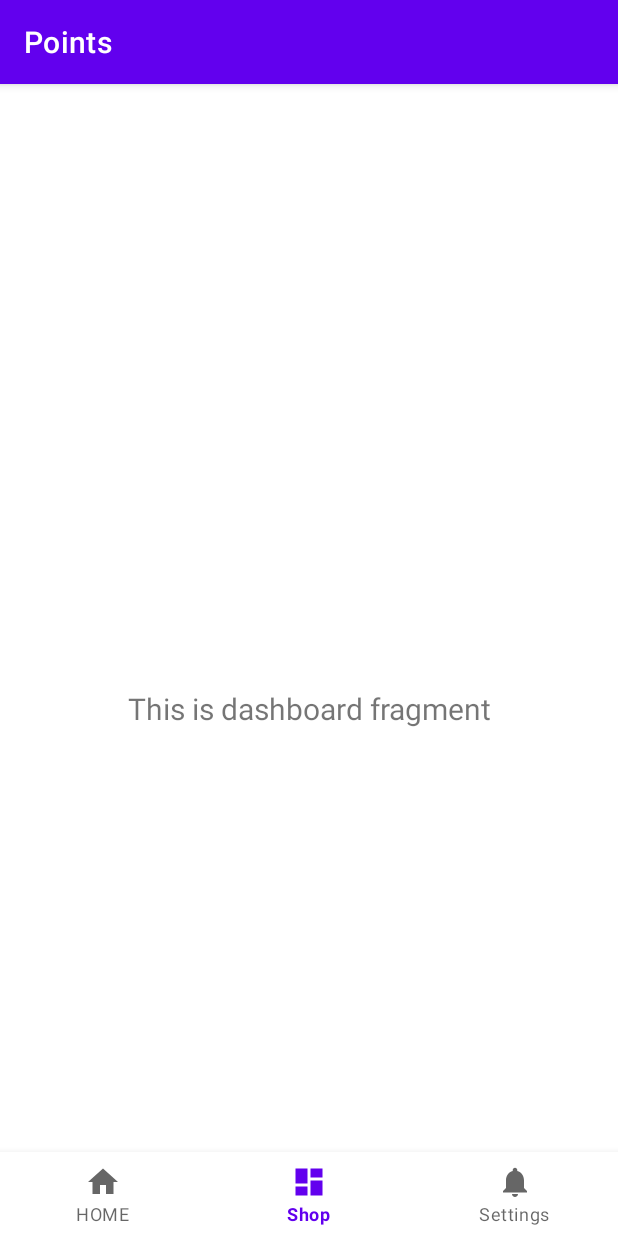
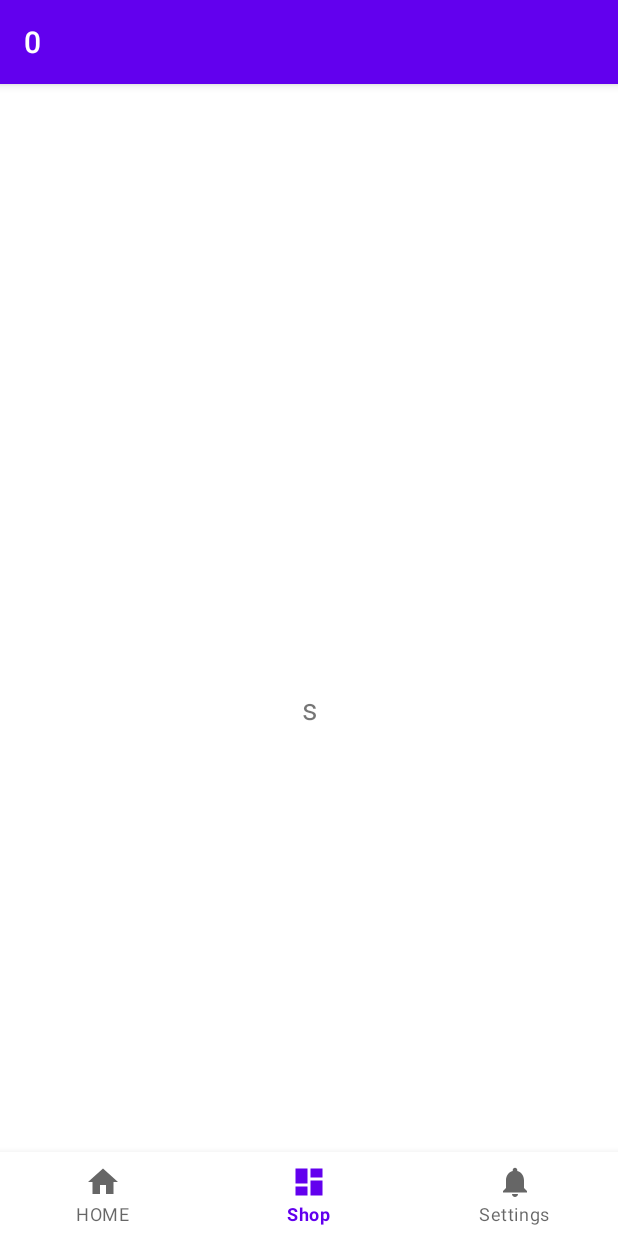
Before and after one commit to Crazi12345/Apps, an Android app: the screen it shows after launch (MainActivity), item 2 of the bottom bar chosen, on a phone screen of 412 x 824 dp. Run offline under Robolectric (Android 15) with nearby library versions, the light colour scheme and no system bars; our stand-ins replace navigation-ui.

Commit message:
Added a global Points Class, button works pog

```diff
--- a/Simp Clicker/app/src/main/java/com/example/simp_clicker/MainActivity.java
+++ b/Simp Clicker/app/src/main/java/com/example/simp_clicker/MainActivity.java
@@ -1,7 +1,11 @@
 package com.example.simp_clicker;
 
 import android.os.Bundle;
+import android.widget.ImageButton;
 
+import com.example.simp_clicker.databinding.FragmentHomeBinding;
+import com.example.simp_clicker.ui.Points;
+import com.example.simp_clicker.ui.home.HomeFragment;
 import com.google.android.material.bottomnavigation.BottomNavigationView;
 
 import androidx.appcompat.app.AppCompatActivity;
@@ -13,6 +17,7 @@ import androidx.navigation.ui.NavigationUI;
 import com.example.simp_clicker.databinding.ActivityMainBinding;
 
 import java.util.Timer;
+import java.util.TimerTask;
 
 public class MainActivity extends AppCompatActivity {
 
@@ -21,10 +26,18 @@ public class MainActivity extends AppCompatActivity {
     @Override
     protected void onCreate(Bundle savedInstanceState) {
         super.onCreate(savedInstanceState);
-        Timer timer;
+        Timer timer= new Timer();
+        Integer num = 0;
+        timer.schedule(new TimerTask() {
+            @Override
+            public void run() {
+                UpdateText();
+
+            }
+        },0,10);
+
         binding = ActivityMainBinding.inflate(getLayoutInflater());
         setContentView(binding.getRoot());
-
         BottomNavigationView navView = findViewById(R.id.nav_view);
         // Passing each menu ID as a set of Ids because each
         // menu should be considered as top level destinations.
@@ -43,5 +56,11 @@ public class MainActivity extends AppCompatActivity {
 
 
     }
-
+void UpdateText(){
+    this.runOnUiThread(new Runnable() {
+        public void run() {
+            getSupportActionBar().setTitle(Points.numOfPoints.toString());
+        }
+    });
 }
+}
--- /dev/null
+++ b/Simp Clicker/app/src/main/java/com/example/simp_clicker/ui/Points.java
@@ -0,0 +1,5 @@
+package com.example.simp_clicker.ui;
+
+public class Points {
+    public static Integer numOfPoints = 0;
+}
--- a/Simp Clicker/app/src/main/java/com/example/simp_clicker/ui/dashboard/DashboardFragment.java
+++ b/Simp Clicker/app/src/main/java/com/example/simp_clicker/ui/dashboard/DashboardFragment.java
@@ -32,7 +32,7 @@ public class DashboardFragment extends Fragment {
         dashboardViewModel.getText().observe(getViewLifecycleOwner(), new Observer<String>() {
             @Override
             public void onChanged(@Nullable String s) {
-                textView.setText(s);
+                textView.setText("s");
             }
         });
         return root;
--- a/Simp Clicker/app/src/main/java/com/example/simp_clicker/ui/dashboard/DashboardViewModel.java
+++ b/Simp Clicker/app/src/main/java/com/example/simp_clicker/ui/dashboard/DashboardViewModel.java
@@ -10,7 +10,7 @@ public class DashboardViewModel extends ViewModel {
 
     public DashboardViewModel() {
         mText = new MutableLiveData<>();
-        mText.setValue("This is dashboard fragment");
+        mText.setValue("This fragment");
     }
 
     public LiveData<String> getText() {
--- a/Simp Clicker/app/src/main/java/com/example/simp_clicker/ui/home/HomeFragment.java
+++ b/Simp Clicker/app/src/main/java/com/example/simp_clicker/ui/home/HomeFragment.java
@@ -4,6 +4,7 @@ import android.os.Bundle;
 import android.view.LayoutInflater;
 import android.view.View;
 import android.view.ViewGroup;
+import android.widget.ImageButton;
 import android.widget.TextView;
 
 import androidx.annotation.NonNull;
@@ -14,6 +15,7 @@ import androidx.lifecycle.ViewModelProvider;
 
 import com.example.simp_clicker.R;
 import com.example.simp_clicker.databinding.FragmentHomeBinding;
+import com.example.simp_clicker.ui.Points;
 
 public class HomeFragment extends Fragment {
 
@@ -27,7 +29,13 @@ public class HomeFragment extends Fragment {
 
         binding = FragmentHomeBinding.inflate(inflater, container, false);
         View root = binding.getRoot();
-
+        ImageButton MainButton = (ImageButton)root.findViewById(R.id.MainButton);
+        MainButton.setOnClickListener(new View.OnClickListener() {
+            @Override
+            public void onClick(View v) {
+                Points.numOfPoints++;
+            }
+        });
         final TextView textView = binding.textHome;
         homeViewModel.getText().observe(getViewLifecycleOwner(), new Observer<String>() {
             @Override
--- a/Simp Clicker/app/src/main/java/com/example/simp_clicker/ui/home/HomeViewModel.java
+++ b/Simp Clicker/app/src/main/java/com/example/simp_clicker/ui/home/HomeViewModel.java
@@ -10,7 +10,8 @@ public class HomeViewModel extends ViewModel {
 
     public HomeViewModel() {
         mText = new MutableLiveData<>();
-        mText.setValue("This is home fragment");
+        mText.setValue("This is fragment");
+
     }
 
     public LiveData<String> getText() {
```
